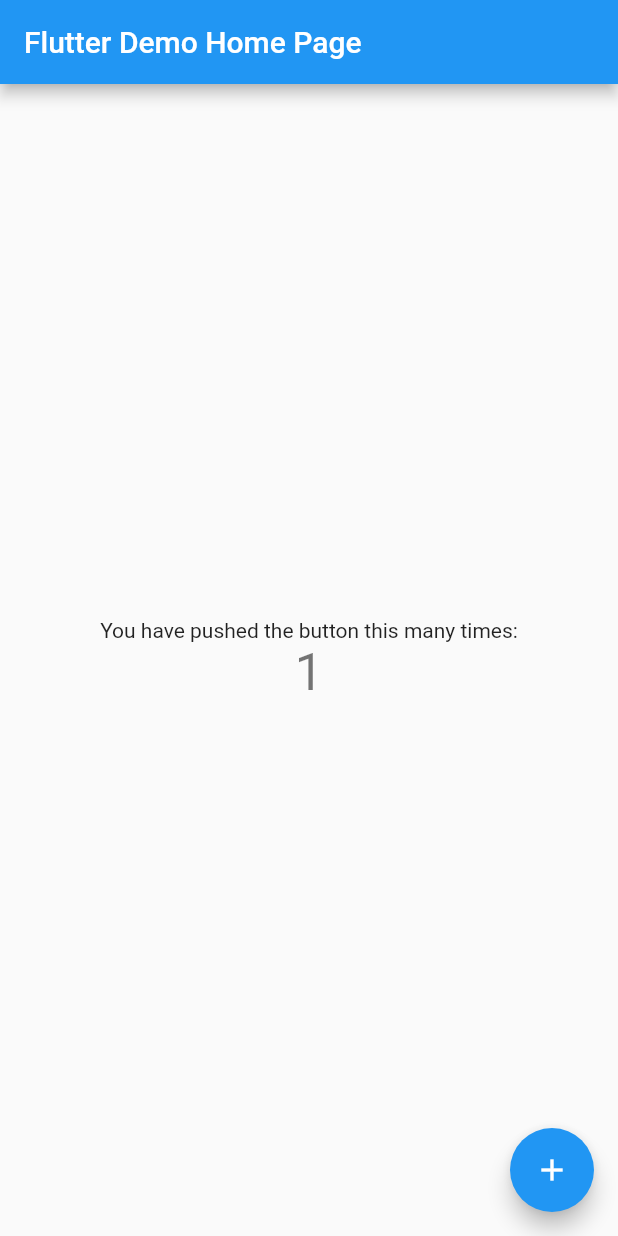
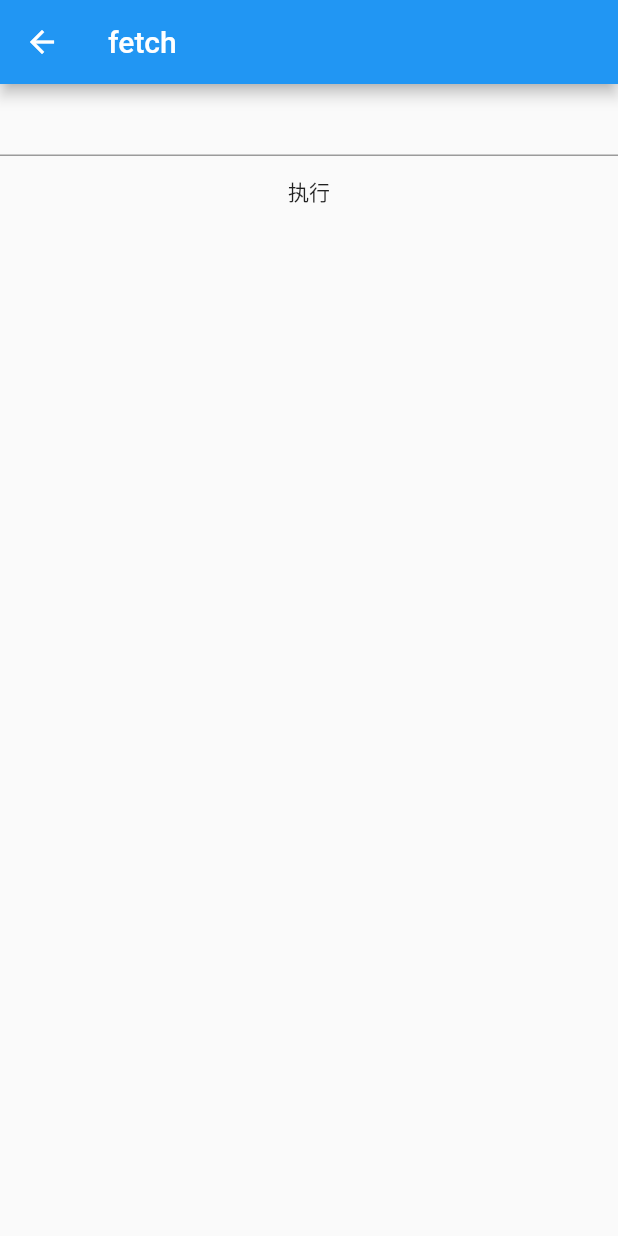
Before and after one commit to coderpikachu/charge_system, a Flutter app: the screen it shows after launch, after a tap on the "add" icon, on a phone screen of 412 x 824 dp. Run offline on Flutter 3.47's test engine with Material 2 defaults, Android fonts, the phone set to English and light mode, and no system bars; our stand-ins replace sqflite; accounts and stored records are empty.

Commit message:
add test ui 1

```diff
--- /dev/null
+++ b/lib/Screens/add_page.dart
@@ -0,0 +1,13 @@
+import 'package:flutter/material.dart';
+
+class AddPage extends StatefulWidget {
+  @override
+  _AddPageState createState() => _AddPageState();
+}
+
+class _AddPageState extends State<AddPage> {
+  @override
+  Widget build(BuildContext context) {
+    return Container();
+  }
+}
--- /dev/null
+++ b/lib/Screens/fetch_page.dart
@@ -0,0 +1,41 @@
+import 'package:flutter/material.dart';
+
+class FetchPage extends StatefulWidget {
+  @override
+  _FetchPageState createState() => _FetchPageState();
+}
+
+class _FetchPageState extends State<FetchPage> {
+  TextEditingController _controller;
+  int id;
+  @override
+  Widget build(BuildContext context) {
+    return Scaffold(
+      appBar: AppBar(
+        title: Text('fetch'),
+      ),
+      body: Container(
+        child: Column(
+          children: <Widget>[
+            TextField(
+              controller: _controller,
+              onChanged: (newString) {
+                try {
+                  id = int.parse(newString);
+                } catch (e) {
+                  print(e);
+                }
+              },
+            ),
+            FlatButton(
+              child: Text('执行'),
+              onPressed: () {
+                Navigator.pop(context, id);
+              },
+            )
+          ],
+        ),
+      ),
+    );
+  }
+}
--- /dev/null
+++ b/lib/Screens/main_page.dart
@@ -0,0 +1,51 @@
+import 'package:chargesystem/Screens/fetch_page.dart';
+import 'package:flutter/material.dart';
+import '../provider/db_provider.dart';
+
+class MainPage extends StatefulWidget {
+  @override
+  _MainPageState createState() => _MainPageState();
+}
+
+class _MainPageState extends State<MainPage> {
+  DbProvider dbProvider;
+  TextEditingController _controller;
+  @override
+  Widget build(BuildContext context) {
+    return Scaffold(
+      appBar: AppBar(
+        title: Text('test'),
+      ),
+      body: Container(
+        child: Column(
+          children: <Widget>[
+            IconButton(
+              icon: Icon(
+                Icons.category,
+              ),
+              onPressed: () {
+                Navigator.pushNamed(context, '/fetch');
+              },
+            ),
+            IconButton(
+              icon: Icon(
+                Icons.add,
+              ),
+              onPressed: () async {
+                int id = await Navigator.push(
+                  context,
+                  MaterialPageRoute(
+                    builder: (context) => FetchPage(),
+                  ),
+                );
+                print(id);
+                print(dbProvider.fetchStudent(id));
+                print(id);
+              },
+            ),
+          ],
+        ),
+      ),
+    );
+  }
+}
--- a/lib/main.dart
+++ b/lib/main.dart
@@ -1,111 +1,20 @@
 import 'package:flutter/material.dart';
+import 'Screens/main_page.dart';
+import 'Screens/add_page.dart';
+import 'Screens/fetch_page.dart';
 
 void main() => runApp(MyApp());
 
 class MyApp extends StatelessWidget {
-  // This widget is the root of your application.
   @override
   Widget build(BuildContext context) {
     return MaterialApp(
-      title: 'Flutter Demo',
-      theme: ThemeData(
-        // This is the theme of your application.
-        //
-        // Try running your application with "flutter run". You'll see the
-        // application has a blue toolbar. Then, without quitting the app, try
-        // changing the primarySwatch below to Colors.green and then invoke
-        // "hot reload" (press "r" in the console where you ran "flutter run",
-        // or simply save your changes to "hot reload" in a Flutter IDE).
-        // Notice that the counter didn't reset back to zero; the application
-        // is not restarted.
-        primarySwatch: Colors.blue,
-      ),
-      home: MyHomePage(title: 'Flutter Demo Home Page'),
+      initialRoute: '/',
+      routes: {
+        '/': (context) => MainPage(),
+        '/fetch': (context) => FetchPage(),
+        '/add': (context) => AddPage(),
+      },
     );
   }
 }
-
-class MyHomePage extends StatefulWidget {
-  MyHomePage({Key key, this.title}) : super(key: key);
-
-  // This widget is the home page of your application. It is stateful, meaning
-  // that it has a State object (defined below) that contains fields that affect
-  // how it looks.
-
-  // This class is the configuration for the state. It holds the values (in this
-  // case the title) provided by the parent (in this case the App widget) and
-  // used by the build method of the State. Fields in a Widget subclass are
-  // always marked "final".
-
-  final String title;
-
-  @override
-  _MyHomePageState createState() => _MyHomePageState();
-}
-
-class _MyHomePageState extends State<MyHomePage> {
-  int _counter = 0;
-
-  void _incrementCounter() {
-    setState(() {
-      // This call to setState tells the Flutter framework that something has
-      // changed in this State, which causes it to rerun the build method below
-      // so that the display can reflect the updated values. If we changed
-      // _counter without calling setState(), then the build method would not be
-      // called again, and so nothing would appear to happen.
-      _counter++;
-    });
-  }
-
-  @override
-  Widget build(BuildContext context) {
-    // This method is rerun every time setState is called, for instance as done
-    // by the _incrementCounter method above.
-    //
-    // The Flutter framework has been optimized to make rerunning build methods
-    // fast, so that you can just rebuild anything that needs updating rather
-    // than having to individually change instances of widgets.
-    return Scaffold(
-      appBar: AppBar(
-        // Here we take the value from the MyHomePage object that was created by
-        // the App.build method, and use it to set our appbar title.
-        title: Text(widget.title),
-      ),
-      body: Center(
-        // Center is a layout widget. It takes a single child and positions it
-        // in the middle of the parent.
-        child: Column(
-          // Column is also a layout widget. It takes a list of children and
-          // arranges them vertically. By default, it sizes itself to fit its
-          // children horizontally, and tries to be as tall as its parent.
-          //
-          // Invoke "debug painting" (press "p" in the console, choose the
-          // "Toggle Debug Paint" action from the Flutter Inspector in Android
-          // Studio, or the "Toggle Debug Paint" command in Visual Studio Code)
-          // to see the wireframe for each widget.
-          //
-          // Column has various properties to control how it sizes itself and
-          // how it positions its children. Here we use mainAxisAlignment to
-          // center the children vertically; the main axis here is the vertical
-          // axis because Columns are vertical (the cross axis would be
-          // horizontal).
-          mainAxisAlignment: MainAxisAlignment.center,
-          children: <Widget>[
-            Text(
-              'You have pushed the button this many times:',
-            ),
-            Text(
-              '$_counter',
-              style: Theme.of(context).textTheme.display1,
-            ),
-          ],
-        ),
-      ),
-      floatingActionButton: FloatingActionButton(
-        onPressed: _incrementCounter,
-        tooltip: 'Increment',
-        child: Icon(Icons.add),
-      ), // This trailing comma makes auto-formatting nicer for build methods.
-    );
-  }
-}
```
